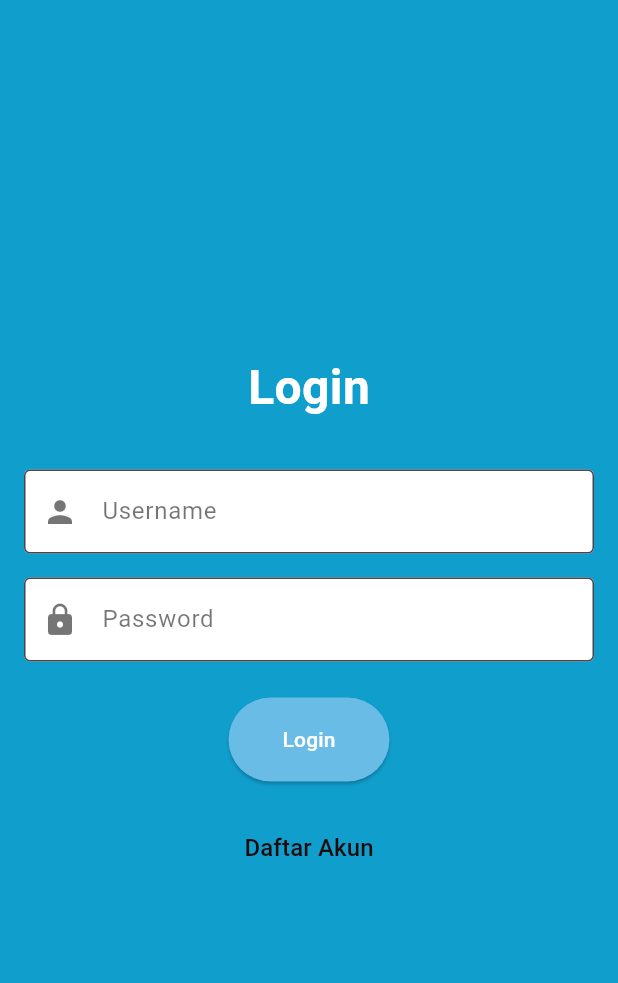
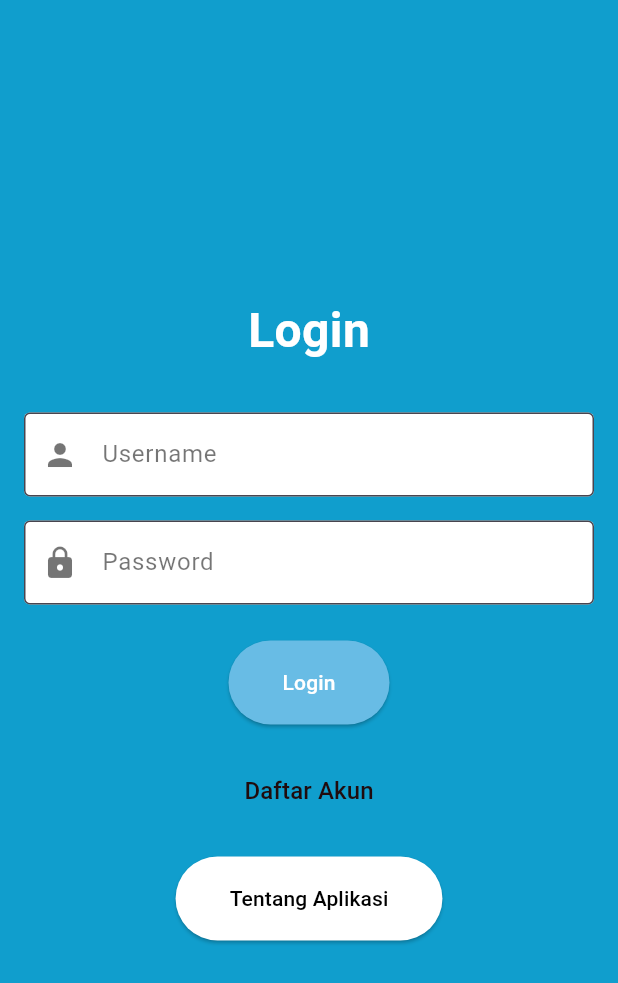
Before and after one commit to AditWiBu69/tugas-besat_pmo, a Flutter app: the screen it shows after launch, on a phone screen of 412 x 824 dp. Shown: the top 983 px of the screen. Run offline on Flutter 3.47's test engine with Material 3 defaults, Android fonts, the light colour scheme and no system bars; our stand-ins replace dio, shared_preferences.

Commit message:
first commit

```diff
--- a/lib/login.dart
+++ b/lib/login.dart
@@ -3,6 +3,7 @@ import 'package:dio/dio.dart';
 import 'package:shared_preferences/shared_preferences.dart';
 import 'register.dart'; // Import RegisterPage
 import 'mahasiswa_page.dart'; // Import MahasiswaPage
+import 'tentang_aplikasi.dart'; // Import TentangAplikasiPage
 
 class LoginPage extends StatefulWidget {
   const LoginPage({super.key});
@@ -84,7 +85,6 @@ class _LoginPageState extends State<LoginPage> {
                     ),
                   ),
                   const SizedBox(height: 32),
-                  // Username Field with Icon
                   TextFormField(
                     controller: _emailController,
                     decoration: const InputDecoration(
@@ -93,8 +93,7 @@ class _LoginPageState extends State<LoginPage> {
                       filled: true,
                       border: OutlineInputBorder(),
                       labelStyle: TextStyle(color: Colors.black54),
-                      prefixIcon: Icon(Icons.person,
-                          color: Colors.black54), // Icon added here
+                      prefixIcon: Icon(Icons.person, color: Colors.black54),
                     ),
                     keyboardType: TextInputType.emailAddress,
                     validator: (value) {
@@ -105,7 +104,6 @@ class _LoginPageState extends State<LoginPage> {
                     },
                   ),
                   const SizedBox(height: 16),
-                  // Password Field with Lock Icon
                   TextFormField(
                     controller: _passwordController,
                     decoration: const InputDecoration(
@@ -114,8 +112,7 @@ class _LoginPageState extends State<LoginPage> {
                       filled: true,
                       border: OutlineInputBorder(),
                       labelStyle: TextStyle(color: Colors.black54),
-                      prefixIcon: Icon(Icons.lock,
-                          color: Colors.black54), // Added lock icon here
+                      prefixIcon: Icon(Icons.lock, color: Colors.black54),
                     ),
                     obscureText: true,
                     validator: (value) {
@@ -153,6 +150,23 @@ class _LoginPageState extends State<LoginPage> {
                       ),
                     ),
                   ),
+                  const SizedBox(height: 20),
+                  ElevatedButton(
+                    onPressed: () {
+                      Navigator.push(
+                        context,
+                        MaterialPageRoute(
+                            builder: (context) => const TentangAplikasiPage()),
+                      );
+                    },
+                    style: ElevatedButton.styleFrom(
+                      backgroundColor: Colors.white,
+                      foregroundColor: Colors.black,
+                      padding: const EdgeInsets.symmetric(
+                          horizontal: 36, vertical: 18),
+                    ),
+                    child: const Text('Tentang Aplikasi'),
+                  ),
                 ],
               ),
             ),
--- a/lib/mahasiswa_page.dart
+++ b/lib/mahasiswa_page.dart
@@ -82,6 +82,7 @@ class _MahasiswaPageState extends State<MahasiswaPage> {
               subtitle: Text(
                 mahasiswa['prodi'],
                 style: TextStyle(fontSize: 16, color: Colors.grey[600]),
+
               ),
               leading: CircleAvatar(
                 backgroundColor: Colors.teal[100],
--- a/pubspec.yaml
+++ b/pubspec.yaml
@@ -20,3 +20,8 @@ dev_dependencies:
 
 flutter:
   uses-material-design: true
+
+  assets:
+    - assets/logo.png  # Pastikan gambar berada di dalam folder assets
+    - assets/pp.jpg
+    - assets/1.jpg
```
Also changed, not shown: lib/tentang_aplikasi.dart (added, +96 -0 lines), assets/1.jpg (added), assets/logo.png (added), assets/pp.jpg (added), 250 other files.
